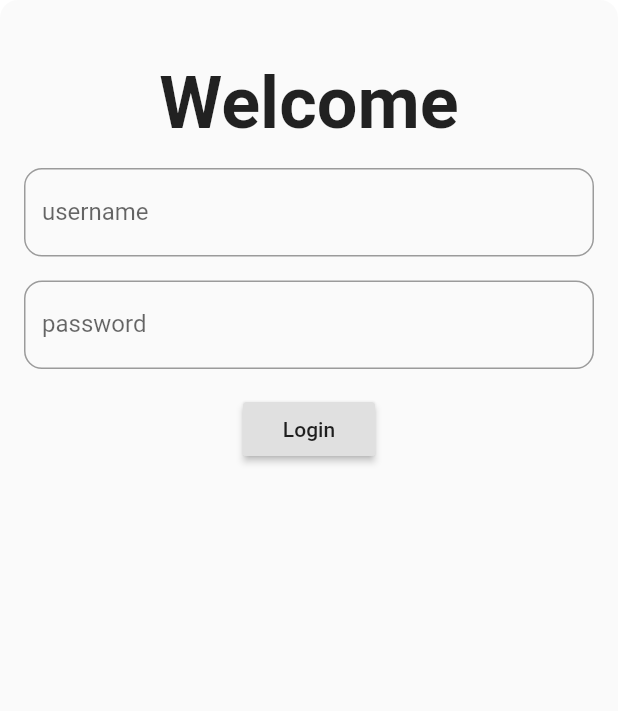
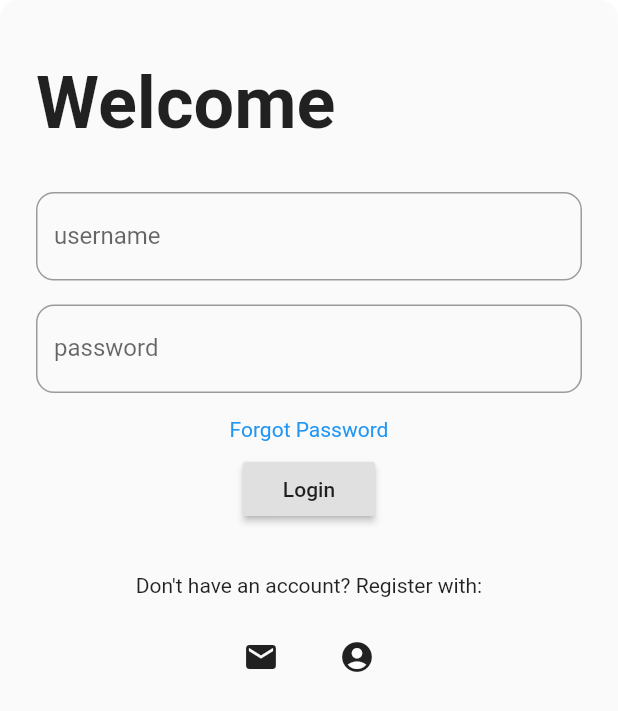
Before and after one commit to bpbushman/yoga, a Flutter app: the LoginView screen opened by its route, on a phone screen of 412 x 824 dp. Shown: the top 711 px of the screen. Run offline on Flutter 3.47's test engine with Material 2 defaults, Android fonts, the phone set to English and light mode, and no system bars; our stand-ins replace auto_route, get_it, injectable, stacked, stacked_services.

```diff
--- a/yoga/lib/ui/views/login/login_view.dart
+++ b/yoga/lib/ui/views/login/login_view.dart
@@ -17,15 +17,25 @@ class _LoginViewState extends State<LoginView> {
     return ClipRRect(
       borderRadius: BorderRadius.circular(12),
       child: Scaffold(
-        body: Padding(
-          padding: EdgeInsets.fromLTRB(16, 40, 16, 0),
+        body: GestureDetector(
+          onTap: () {
+            FocusScopeNode currentFocus = FocusScope.of(context);
+            if (!currentFocus.hasPrimaryFocus) {
+              currentFocus.unfocus();
+            }
+          },
+          child: Padding(
+            padding: EdgeInsets.fromLTRB(24, 40, 24, 0),
             child: Column(
               children: [
-              Text(
+                Align(
+                  alignment: Alignment.centerLeft,
+                  child: Text(
                     'Welcome',
                     style: TextStyle(fontSize: 48, fontWeight: FontWeight.bold),
                   ),
-              mediumVertSpace(),
+                ),
+                largeVertSpace(),
                 Form(
                   key: _formKey,
                   child: Column(
@@ -46,6 +56,11 @@ class _LoginViewState extends State<LoginView> {
                             print(_password);
                           }),
                       mediumVertSpace(),
+                      GestureDetector(
+                        child: Text('Forgot Password',
+                            style: TextStyle(color: Colors.blue)),
+                      ),
+                      smallVertSpace(),
                       RaisedButton(
                           child: Text('Login'),
                           onPressed: () {
@@ -53,7 +68,18 @@ class _LoginViewState extends State<LoginView> {
                               return;
                             }
                             _formKey.currentState.save();
-                        })
+                          }),
+                      largeVertSpace(),
+                      Text('Don\'t have an account? Register with:'),
+                      mediumVertSpace(),
+                      Row(
+                        mainAxisAlignment: MainAxisAlignment.center,
+                        children: [
+                        IconButton(icon: Icon(Icons.email), onPressed: () {}),
+                        mediumHorizontalSpace(),
+                        IconButton(
+                            icon: Icon(Icons.account_circle), onPressed: () {}),
+                      ])
                     ],
                   ),
                 ),
@@ -61,6 +87,7 @@ class _LoginViewState extends State<LoginView> {
             ),
           ),
         ),
+      ),
     );
   }
 }
--- a/yoga/lib/ui/widgets/ui_helpers.dart
+++ b/yoga/lib/ui/widgets/ui_helpers.dart
@@ -3,3 +3,8 @@ import 'package:flutter/material.dart';
 Widget smallVertSpace() => SizedBox(height: 8);
 Widget mediumVertSpace() => SizedBox(height: 16);
 Widget largeVertSpace() => SizedBox(height: 32);
+
+
+Widget smallHorizontalSpace() => SizedBox(width: 8);
+Widget mediumHorizontalSpace() => SizedBox(width: 16);
+Widget largeHorizontalSpace() => SizedBox(width: 32);
```
Also changed, not shown: yoga/lib/models/user.dart (added, +11 -0 lines). Lines whose indentation alone changed are shown as unchanged.
